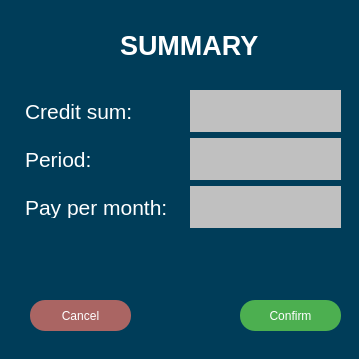
ZhekLu/financial-system, file modules/view/creditwidget.ui: the form before one commit.
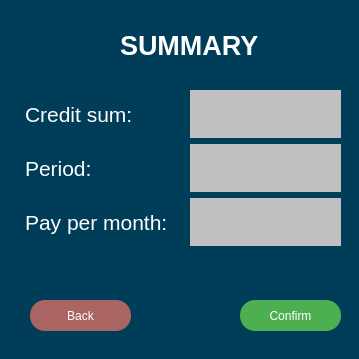
The form after the commit.

```diff
--- a/modules/view/creditwidget.ui
+++ b/modules/view/creditwidget.ui
@@ -212,7 +212,7 @@
 }</string>
     </property>
     <property name="text">
-     <string>Cancel</string>
+     <string>Back</string>
     </property>
    </widget>
    <widget class="QLabel" name="label_7">
@@ -304,7 +304,7 @@
 }</string>
      </property>
      <property name="text">
-      <string>Cancel</string>
+      <string>Back</string>
      </property>
     </widget>
     <widget class="QPushButton" name="confirm_inf_but">
@@ -351,7 +351,7 @@
        <x>10</x>
        <y>90</y>
        <width>331</width>
-       <height>138</height>
+       <height>156</height>
       </rect>
      </property>
      <layout class="QHBoxLayout" name="horizontalLayout">
@@ -425,9 +425,9 @@
            <string notr="true">color: rgb(0, 0, 0);
 font: 16pt &quot;Segoe UI&quot;;
 border-color: rgb(0, 0, 0);
-border-size:5;
+border-width:5px;
 background-color: rgb(192, 192, 192);
-margim:10;</string>
+</string>
           </property>
           <property name="text">
            <string/>
@@ -447,9 +447,9 @@
            <string notr="true">color: rgb(0, 0, 0);
 font: 16pt &quot;Segoe UI&quot;;
 border-color: rgb(0, 0, 0);
-border-size:5;
+border-width:5px;
 background-color: rgb(192, 192, 192);
-margim:10;</string>
+</string>
           </property>
           <property name="text">
            <string/>
@@ -469,9 +469,9 @@
            <string notr="true">color: rgb(0, 0, 0);
 font: 16pt &quot;Segoe UI&quot;;
 border-color: rgb(0, 0, 0);
-border-size:5;
+border-width:5px;
 background-color: rgb(192, 192, 192);
-margim:10;</string>
+</string>
           </property>
           <property name="text">
            <string/>
```
Left out of the diff: 4 changed lines with no effect on the pictures.
